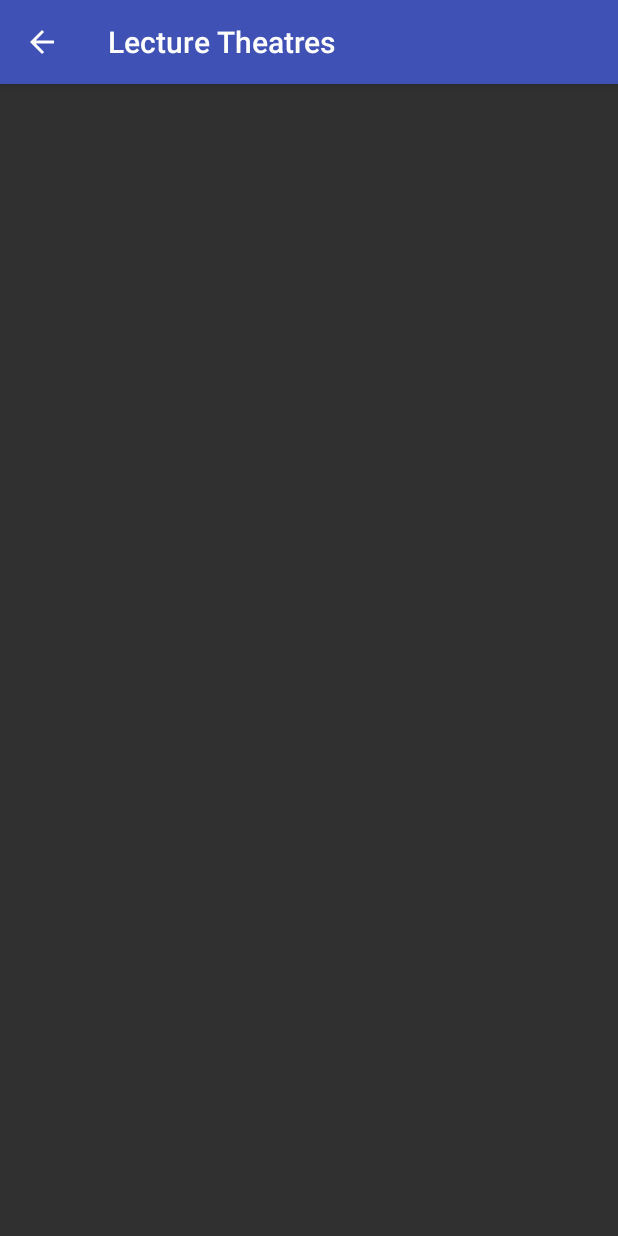
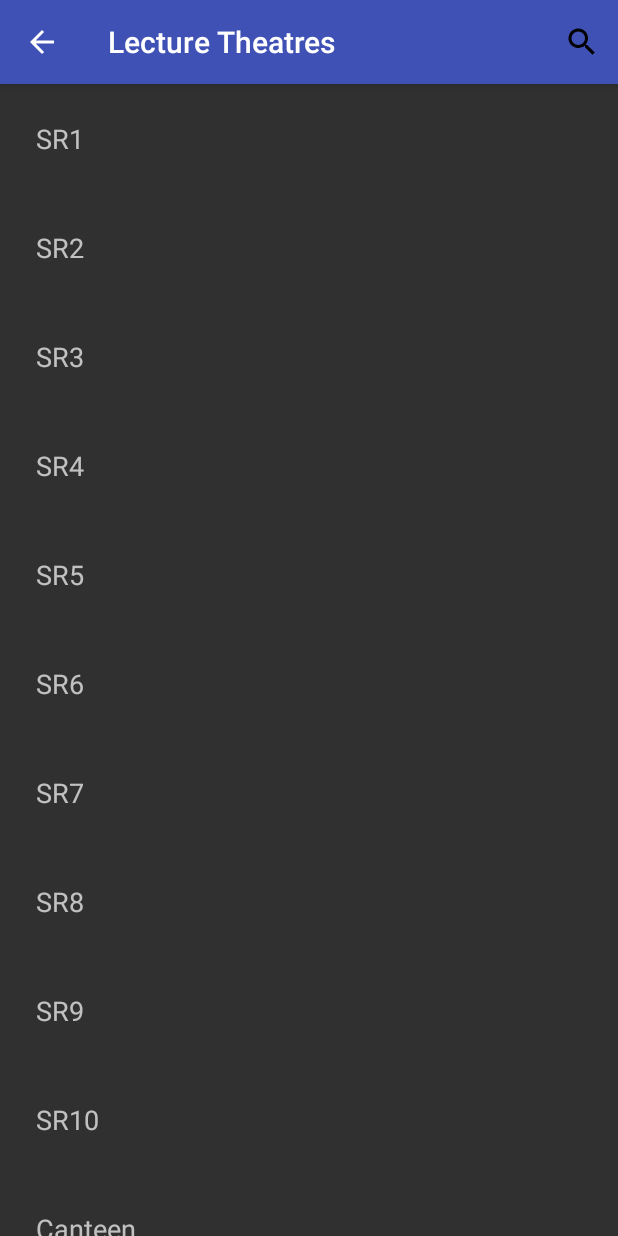
Before and after one commit to chel-seyy/Android-App-AR-Map-Navigation, an Android app: the PlacesLectureTheatres screen opened directly, with no data from a screen before it, on a phone screen of 412 x 824 dp. Run offline under Robolectric (Android 15) with nearby library versions, the phone set to English and light mode, and no system bars.

Commit message:
places_lt with search button implemented

```diff
--- a/ARTest/app/build.gradle
+++ b/ARTest/app/build.gradle
@@ -31,6 +31,7 @@ android {
 dependencies {
     implementation fileTree(dir: 'libs', include: ['*.jar'])
     implementation 'com.android.support:appcompat-v7:27.1.1'
+    implementation 'com.android.support:recyclerview-v7:27.1.1'
     implementation 'com.android.support.constraint:constraint-layout:1.1.0'
     //Note: Add ARCore
     //implementation 'com.google.ar:core:1.2.0'
--- a/ARTest/app/src/main/AndroidManifest.xml
+++ b/ARTest/app/src/main/AndroidManifest.xml
@@ -22,7 +22,8 @@
 
         <activity
             android:name=".PlacesToGo"
-            android:label="@string/app_name">
+            android:label="@string/app_name"
+            android:launchMode="singleTop">
             <intent-filter>
                 <action android:name="android.intent.action.MAIN" />
 
--- a/ARTest/app/src/main/java/com/arjo129/artest/PlacesLectureTheatres.java
+++ b/ARTest/app/src/main/java/com/arjo129/artest/PlacesLectureTheatres.java
@@ -1,12 +1,37 @@
 package com.arjo129.artest;
 
+import android.content.ClipData;
+import android.graphics.Color;
 import android.support.v4.app.NavUtils;
+import android.support.v4.view.MenuItemCompat;
 import android.support.v7.app.ActionBar;
 import android.support.v7.app.AppCompatActivity;
 import android.os.Bundle;
+import android.support.v7.widget.LinearLayoutManager;
+import android.support.v7.widget.RecyclerView;
+import android.view.Menu;
 import android.view.MenuItem;
+import android.view.View;
+import android.view.ViewGroup;
+import android.widget.EditText;
+import android.support.v7.widget.SearchView;
+import android.widget.TextView;
+import android.widget.Toast;
 
-public class PlacesLectureTheatres extends AppCompatActivity {
+import com.arjo129.artest.RecyclerAdapter.ListItemClickListener;
+
+import java.util.ArrayList;
+import java.util.Arrays;
+import java.util.List;
+
+public class PlacesLectureTheatres extends AppCompatActivity
+            implements ListItemClickListener{
+    private RecyclerView recyclerView;
+    private RecyclerView.LayoutManager layoutManager;
+    private List<String> list;
+    private Toast mToast;
+    private SearchView searchView;
+    private RecyclerAdapter adapter;
 
     @Override
     protected void onCreate(Bundle savedInstanceState) {
@@ -18,7 +43,76 @@ public class PlacesLectureTheatres extends AppCompatActivity {
         if (actionBar != null) {
             actionBar.setDisplayHomeAsUpEnabled(true);
         }
+
+        recyclerView = findViewById(R.id.rv_lt);
+        layoutManager = new LinearLayoutManager(this);
+        recyclerView.setLayoutManager(layoutManager);
+        list = Arrays.asList(getResources().getStringArray(R.array.places_lt));
+        adapter = new RecyclerAdapter(list, this);
+//        recyclerView.setHasFixedSize(true);
+        recyclerView.setAdapter(adapter);
+
     }
+
+    @Override
+    public boolean onCreateOptionsMenu(Menu menu) {
+        getMenuInflater().inflate(R.menu.menu_lt, menu);
+
+        final MenuItem searchItem = menu.findItem(R.id.action_search_lt);
+        searchView = (SearchView) searchItem.getActionView();
+
+        changeSearchViewTextColor(searchView);
+
+        ((EditText)searchView.findViewById(android.support.v7.appcompat.R.id.search_src_text)).
+                setHintTextColor(getResources().getColor(R.color.white));
+
+
+        searchView.setOnQueryTextListener(new SearchView.OnQueryTextListener() {
+            @Override
+            public boolean onQueryTextSubmit(String s) {
+                if(!searchView.isIconified())
+                    searchView.setIconified(true);
+                searchItem.collapseActionView();
+                return false;
+            }
+
+            @Override
+            public boolean onQueryTextChange(String s) {
+                final List<String>filtermodelist = filter(list, s);
+                adapter.updateList(filtermodelist);
+                return true;
+            }
+        });
+        return true;
+    }
+
+    private List<String>filter(List<String> p1, String query){
+        query = query.toLowerCase();
+        final List<String> filteredModeList = new ArrayList<>();
+        for(String place: p1){
+            final String text = place.toLowerCase();
+            if(text.startsWith(query)){
+                filteredModeList.add(place);
+            }
+        }
+        return filteredModeList;
+    }
+
+    private void changeSearchViewTextColor(View view){
+        if(view!=null){
+            if(view instanceof TextView){
+                ((TextView)view).setTextColor(Color.WHITE);
+                return;
+            }
+            else if(view instanceof ViewGroup){
+                ViewGroup viewGroup = (ViewGroup)view;
+                for(int i=0; i<viewGroup.getChildCount(); i++){
+                    changeSearchViewTextColor(viewGroup.getChildAt(i));
+                }
+            }
+        }
+    }
+
 
     @Override
     public boolean onOptionsItemSelected(MenuItem item) {
@@ -29,4 +123,18 @@ public class PlacesLectureTheatres extends AppCompatActivity {
         }
         return super.onOptionsItemSelected(item);
     }
+
+
+
+    @Override
+    public void onListItemClick(int clickedItemIndex) {
+        if (mToast != null) {
+            mToast.cancel();
+        }
+        String toastMessage = "Going to: " + list.get(clickedItemIndex);
+        mToast = Toast.makeText(this, toastMessage, Toast.LENGTH_SHORT);
+
+        mToast.show();
+    }
+
 }
--- /dev/null
+++ b/ARTest/app/src/main/java/com/arjo129/artest/RecyclerAdapter.java
@@ -0,0 +1,71 @@
+package com.arjo129.artest;
+
+import android.content.Context;
+import android.support.annotation.NonNull;
+import android.support.v7.widget.RecyclerView;
+import android.util.Log;
+import android.view.LayoutInflater;
+import android.view.View;
+import android.view.View.OnClickListener;
+import android.view.ViewGroup;
+import android.widget.Button;
+import android.widget.TextView;
+
+import java.util.ArrayList;
+import java.util.List;
+
+public class RecyclerAdapter extends RecyclerView.Adapter<RecyclerAdapter.MyViewHolder> {
+
+    final private ListItemClickListener mOnClickListener;
+    private List<String> list;
+
+    public interface ListItemClickListener{
+        void onListItemClick(int clickedItemIndex);
+    }
+
+    public RecyclerAdapter(List<String>list, ListItemClickListener listener){
+        this.list = list;
+        mOnClickListener = listener;
+    }
+
+
+    @Override
+    public MyViewHolder onCreateViewHolder(ViewGroup parent, int viewType) {
+        TextView place = (TextView) LayoutInflater.from(parent.getContext()).inflate(R.layout.lt_layout, parent, false);
+        MyViewHolder viewHolder = new MyViewHolder(place);
+        return viewHolder;
+    }
+
+    @Override
+    public void onBindViewHolder(MyViewHolder holder, int position) {
+        holder.place.setText(list.get(position));
+    }
+
+    @Override
+    public int getItemCount() {
+        return list.size();
+    }
+
+    class MyViewHolder extends RecyclerView.ViewHolder
+                        implements OnClickListener{
+
+        TextView place;
+        public MyViewHolder(TextView itemView) {
+            super(itemView);
+            place = itemView;
+            itemView.setOnClickListener(this);
+        }
+
+        @Override
+        public void onClick(View view) {
+            int clickedPosition = getAdapterPosition();
+            mOnClickListener.onListItemClick(clickedPosition);
+        }
+    }
+
+    public void updateList(List<String> newList){
+        list = new ArrayList<>();
+        list.addAll(newList);
+        notifyDataSetChanged();
+    }
+}
--- a/ARTest/app/src/main/res/layout/activity_places_lecture_theatres.xml
+++ b/ARTest/app/src/main/res/layout/activity_places_lecture_theatres.xml
@@ -1,9 +1,16 @@
 <?xml version="1.0" encoding="utf-8"?>
-<android.support.constraint.ConstraintLayout xmlns:android="http://schemas.android.com/apk/res/android"
-    xmlns:app="http://schemas.android.com/apk/res-auto"
+<FrameLayout xmlns:android="http://schemas.android.com/apk/res/android"
     xmlns:tools="http://schemas.android.com/tools"
+    android:id="@+id/activity_lt"
     android:layout_width="match_parent"
     android:layout_height="match_parent"
     tools:context=".PlacesLectureTheatres">
 
-</android.support.constraint.ConstraintLayout>
+    <android.support.v7.widget.RecyclerView
+        android:id="@+id/rv_lt"
+        android:layout_width="match_parent"
+        android:layout_height="match_parent">
+
+    </android.support.v7.widget.RecyclerView>
+
+</FrameLayout>
--- /dev/null
+++ b/ARTest/app/src/main/res/layout/lt_layout.xml
@@ -0,0 +1,11 @@
+<?xml version="1.0" encoding="utf-8"?>
+<TextView xmlns:android="http://schemas.android.com/apk/res/android"
+    android:id="@+id/lt_place"
+    android:layout_width="match_parent"
+    android:layout_height="wrap_content"
+    android:layout_margin="12dp"
+    android:padding="12dp"
+    android:textAlignment="viewStart"
+    android:textSize="18sp">
+
+</TextView>
--- /dev/null
+++ b/ARTest/app/src/main/res/menu/menu_lt.xml
@@ -0,0 +1,10 @@
+<?xml version="1.0" encoding="utf-8"?>
+<menu xmlns:android="http://schemas.android.com/apk/res/android"
+    xmlns:app="http://schemas.android.com/apk/res-auto">
+    <item
+        android:id="@+id/action_search_lt"
+        android:title="@string/action_search_lt"
+        android:icon="@mipmap/baseline_search"
+        app:actionViewClass="android.support.v7.widget.SearchView"
+        app:showAsAction="ifRoom|collapseActionView"/>
+</menu>
--- /dev/null
+++ b/ARTest/app/src/main/res/values/arrays.xml
@@ -0,0 +1,26 @@
+<?xml version="1.0" encoding="utf-8"?>
+<resources>
+    <array name="places_lt">
+
+        <item>SR1</item>
+        <item>SR2</item>
+        <item>SR3</item>
+        <item>SR4</item>
+        <item>SR5</item>
+        <item>SR6</item>
+        <item>SR7</item>
+        <item>SR8</item>
+        <item>SR9</item>
+        <item>SR10</item>
+        <item>Canteen</item>
+        <item>Cerebro@SoC</item>
+        <item>LT15</item>
+        <item>LT19</item>
+        <item>Makers@SoC</item>
+        <item>Tech Hangout</item>
+        <item>Fabrication Lab</item>
+
+
+    </array>
+
+</resources>
--- a/ARTest/app/src/main/res/values/colors.xml
+++ b/ARTest/app/src/main/res/values/colors.xml
@@ -3,4 +3,5 @@
     <color name="colorPrimary">#3F51B5</color>
     <color name="colorPrimaryDark">#303F9F</color>
     <color name="colorAccent">#FF4081</color>
+    <color name="white">#FFFFFF</color>
 </resources>
--- a/ARTest/app/src/main/res/values/strings.xml
+++ b/ARTest/app/src/main/res/values/strings.xml
@@ -1,4 +1,5 @@
 <resources>
     <string name="app_name">NUS AR Maps</string>
     <string name="places_lt">Lecture Theatres</string>
+    <string name="action_search_lt">Choose Lecture Theatres to go</string>
 </resources>
```
Also changed, not shown: ARTest/app/src/main/res/mipmap-hdpi/baseline_search.png (added).
